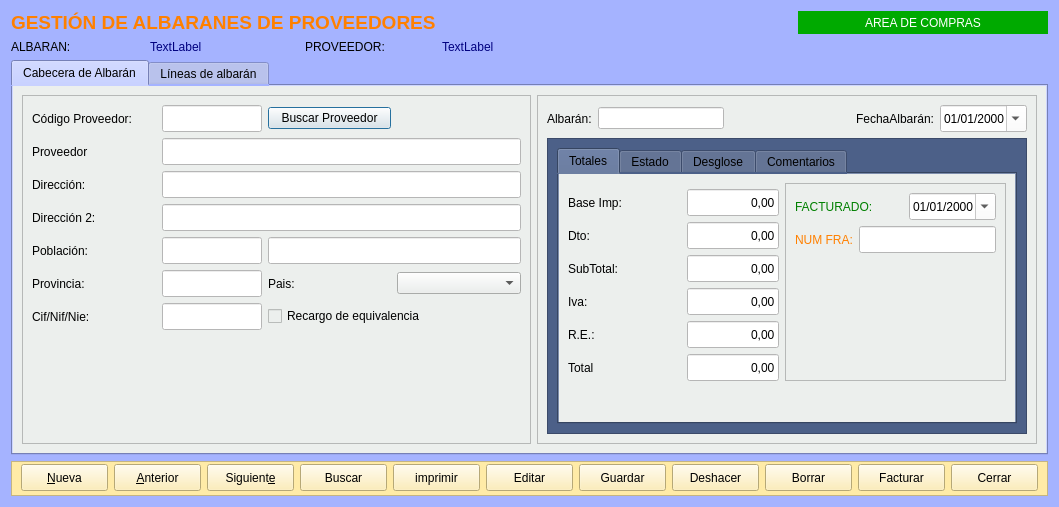
This is Zona_Compras/frmalbaranproveedor.ui in arcnexus/RedFoX as Qt 5 draws it before an edit. The edited form follows.
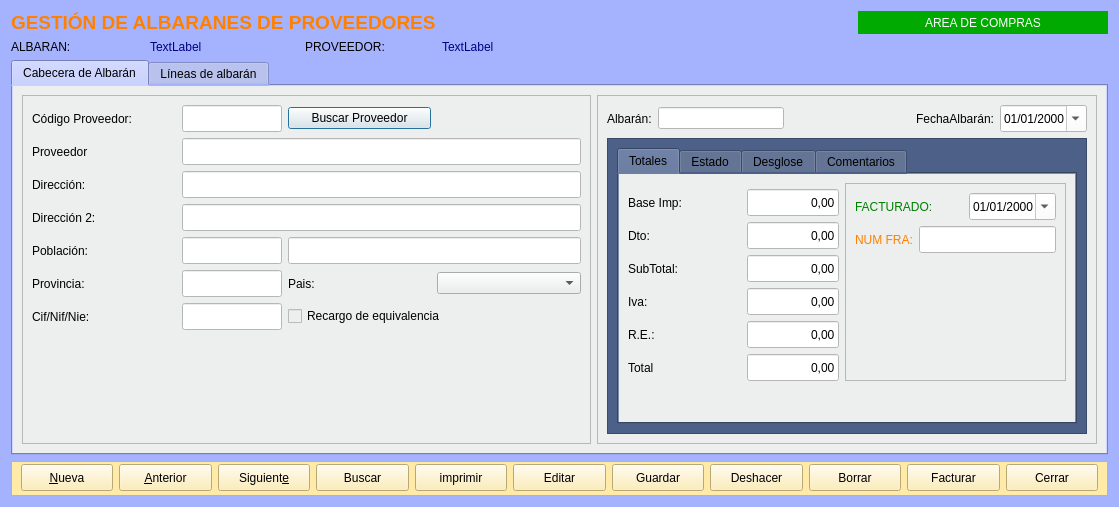
This is the edited form. The open tabs and pages were chosen to show the change. Icons and pictures are not drawn.

The edit to the form file:
```diff
--- a/Zona_Compras/frmalbaranproveedor.ui
+++ b/Zona_Compras/frmalbaranproveedor.ui
@@ -6,7 +6,7 @@
    <rect>
     <x>0</x>
     <y>0</y>
-    <width>1059</width>
+    <width>1119</width>
     <height>507</height>
    </rect>
   </property>
```
Left out of the diff: 2 changed lines with no effect on the pictures.
